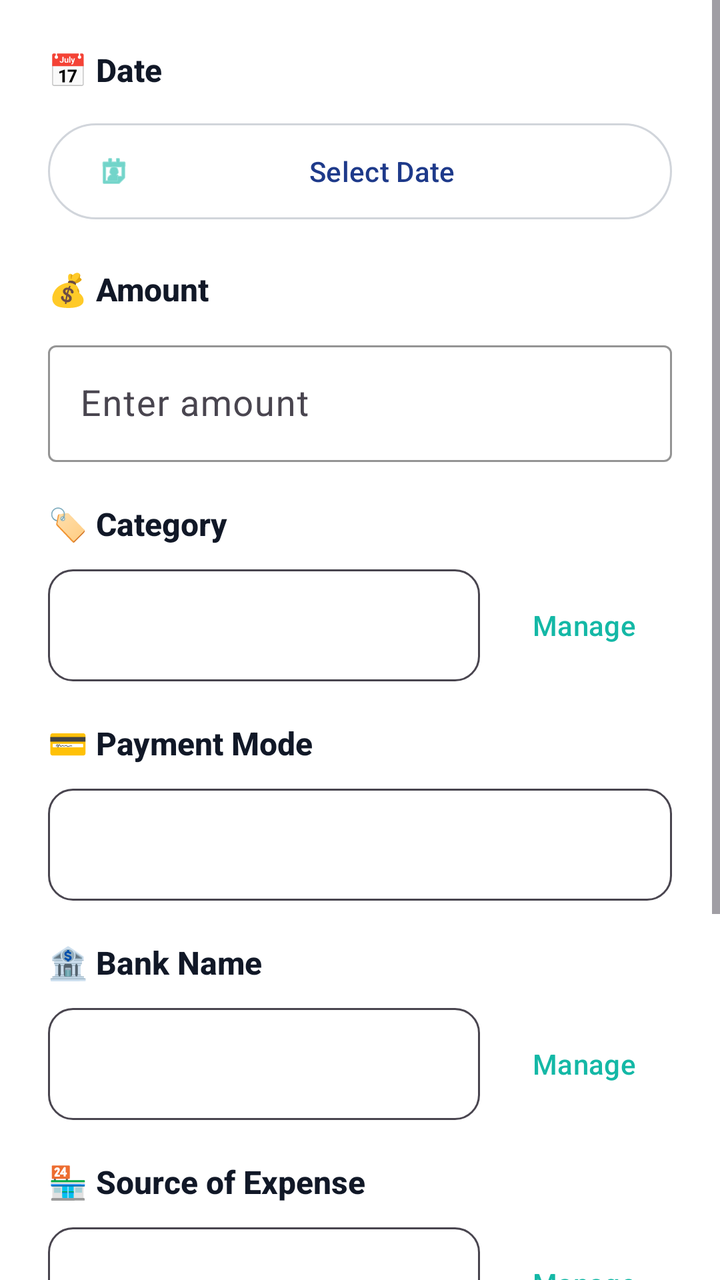
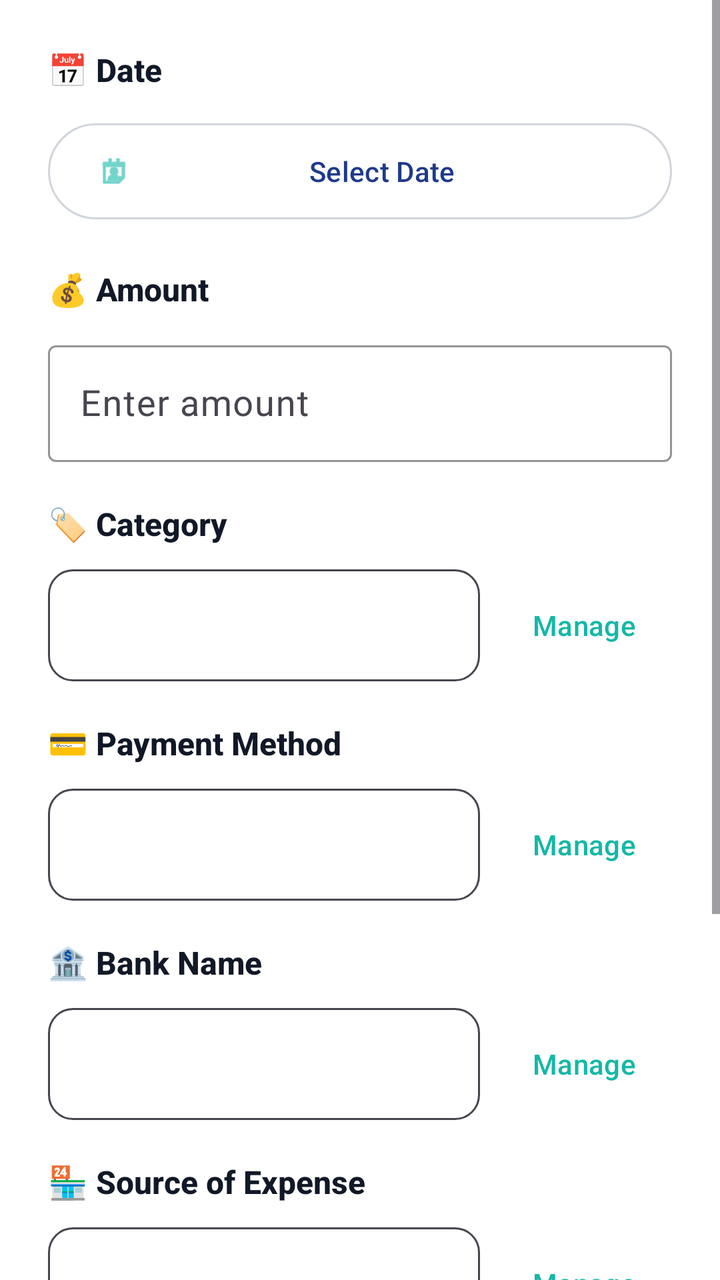

Before-and-after screenshots of an Android layout around one commit, followed by the original layout XML and the change that was made.
<!-- AndroidManifest.xml: application theme Theme.ExpenseTracker.Timeless -->
<!-- res/layout/dialog_add_expense.xml -->
<?xml version="1.0" encoding="utf-8"?>
<ScrollView 
    xmlns:android="http://schemas.android.com/apk/res/android"
    xmlns:app="http://schemas.android.com/apk/res-auto"
    android:layout_width="match_parent"
    android:layout_height="wrap_content"
    android:background="@color/light_background">

    <LinearLayout
        android:layout_width="match_parent"
        android:layout_height="wrap_content"
        android:orientation="vertical"
        android:padding="24dp">

        
        <TextView
            android:layout_width="wrap_content"
            android:layout_height="wrap_content"
            android:text="📅 Date"
            android:textStyle="bold"
            android:textSize="16sp"
            android:textColor="@color/timeless_text_primary"
            android:fontFamily="sans-serif-medium"
            android:layout_marginBottom="12dp" />

        <com.google.android.material.button.MaterialButton
            android:id="@+id/btnSelectDate"
            android:layout_width="match_parent"
            android:layout_height="56dp"
            android:text="Select Date"
            android:textAllCaps="false"
            android:textColor="@color/navy_primary"
            app:icon="@android:drawable/ic_menu_my_calendar"
            app:iconTint="@color/teal_accent"
            app:iconGravity="start"
            style="@style/Widget.Material3.Button.OutlinedButton"
            app:strokeColor="@color/gray_300"
            android:layout_marginBottom="20dp" />

        
        <TextView
            android:layout_width="wrap_content"
            android:layout_height="wrap_content"
            android:text="💰 Amount"
            android:textStyle="bold"
            android:textSize="16sp"
            android:textColor="@color/timeless_text_primary"
            android:fontFamily="sans-serif-medium"
            android:layout_marginBottom="12dp" />

        <com.google.android.material.textfield.TextInputLayout
            android:layout_width="match_parent"
            android:layout_height="wrap_content"
            android:hint="Enter amount"
            style="@style/Widget.Material3.TextInputLayout.OutlinedBox"
            app:prefixText="₹ "
            app:prefixTextColor="@color/teal_accent"
            app:boxStrokeColor="@color/teal_accent"
            app:hintTextColor="@color/gray_600"
            android:layout_marginBottom="20dp">

            <com.google.android.material.textfield.TextInputEditText
                android:id="@+id/etAmount"
                android:layout_width="match_parent"
                android:layout_height="wrap_content"
                android:inputType="numberDecimal"
                android:textSize="18sp"
                android:textColor="@color/timeless_text_primary" />

        </com.google.android.material.textfield.TextInputLayout>

        
        <TextView
            android:layout_width="wrap_content"
            android:layout_height="wrap_content"
            android:text="🏷️ Category"
            android:textStyle="bold"
            android:textSize="16sp"
            android:textColor="@color/timeless_text_primary"
            android:fontFamily="sans-serif-medium"
            android:layout_marginBottom="12dp" />

        <LinearLayout
            android:layout_width="match_parent"
            android:layout_height="wrap_content"
            android:orientation="horizontal"
            android:layout_marginBottom="20dp">

            <Spinner
                android:id="@+id/spinnerCategory"
                android:layout_width="0dp"
                android:layout_height="56dp"
                android:layout_weight="1"
                android:background="@drawable/bg_spinner_outline"
                android:padding="12dp" />

            <com.google.android.material.button.MaterialButton
                android:id="@+id/btnManageCategories"
                android:layout_width="wrap_content"
                android:layout_height="56dp"
                android:text="Manage"
                android:textAllCaps="false"
                android:textColor="@color/teal_accent"
                android:layout_marginStart="8dp"
                style="@style/Widget.Material3.Button.TextButton" />

        </LinearLayout>

        
        <TextView
            android:layout_width="wrap_content"
            android:layout_height="wrap_content"
            android:text="💳 Payment Mode"
            android:textStyle="bold"
            android:textSize="16sp"
            android:textColor="@color/timeless_text_primary"
            android:fontFamily="sans-serif-medium"
            android:layout_marginBottom="12dp" />

        <Spinner
            android:id="@+id/spinnerPaymentMode"
            android:layout_width="match_parent"
            android:layout_height="56dp"
            android:background="@drawable/bg_spinner_outline"
            android:padding="12dp"
            android:layout_marginBottom="20dp" />

        
        <LinearLayout
            android:id="@+id/layoutBankUpi"
            android:layout_width="match_parent"
            android:layout_height="wrap_content"
            android:orientation="vertical"
            android:visibility="visible">

            <TextView
                android:id="@+id/tvBankUpiLabel"
                android:layout_width="wrap_content"
                android:layout_height="wrap_content"
                android:text="🏦 Bank Name"
                android:textStyle="bold"
                android:textSize="16sp"
                android:textColor="@color/timeless_text_primary"
                android:fontFamily="sans-serif-medium"
                android:layout_marginBottom="12dp" />

            <LinearLayout
                android:layout_width="match_parent"
                android:layout_height="wrap_content"
                android:orientation="horizontal"
                android:layout_marginBottom="20dp">

                <Spinner
                    android:id="@+id/spinnerBankUpi"
                    android:layout_width="0dp"
                    android:layout_height="56dp"
                    android:layout_weight="1"
                    android:background="@drawable/bg_spinner_outline"
                    android:padding="12dp" />

                <com.google.android.material.button.MaterialButton
                    android:id="@+id/btnManageBankUpi"
                    android:layout_width="wrap_content"
                    android:layout_height="56dp"
                    android:text="Manage"
                    android:textAllCaps="false"
                    android:textColor="@color/teal_accent"
                    android:layout_marginStart="8dp"
                    style="@style/Widget.Material3.Button.TextButton" />

            </LinearLayout>

        </LinearLayout>

        
        <TextView
            android:layout_width="wrap_content"
            android:layout_height="wrap_content"
            android:text="🏪 Source of Expense"
            android:textStyle="bold"
            android:textSize="16sp"
            android:textColor="@color/timeless_text_primary"
            android:fontFamily="sans-serif-medium"
            android:layout_marginBottom="12dp" />

        <LinearLayout
            android:layout_width="match_parent"
            android:layout_height="wrap_content"
            android:orientation="horizontal"
            android:layout_marginBottom="20dp">

            <Spinner
                android:id="@+id/spinnerExpenseSource"
                android:layout_width="0dp"
                android:layout_height="56dp"
                android:layout_weight="1"
                android:background="@drawable/bg_spinner_outline"
                android:padding="12dp" />

            <com.google.android.material.button.MaterialButton
                android:id="@+id/btnManageExpenseSources"
                android:layout_width="wrap_content"
                android:layout_height="56dp"
                android:text="Manage"
                android:textAllCaps="false"
                android:textColor="@color/teal_accent"
                android:layout_marginStart="8dp"
                style="@style/Widget.Material3.Button.TextButton" />

        </LinearLayout>

        
        <TextView
            android:layout_width="wrap_content"
            android:layout_height="wrap_content"
            android:text="📝 Description (Optional)"
            android:textStyle="bold"
            android:textSize="16sp"
            android:textColor="@color/timeless_text_primary"
            android:fontFamily="sans-serif-medium"
            android:layout_marginBottom="12dp" />

        <com.google.android.material.textfield.TextInputLayout
            android:layout_width="match_parent"
            android:layout_height="wrap_content"
            android:hint="Add notes"
            style="@style/Widget.Material3.TextInputLayout.OutlinedBox"
            app:boxStrokeColor="@color/teal_accent"
            app:hintTextColor="@color/gray_600"
            android:layout_marginBottom="24dp">

            <com.google.android.material.textfield.TextInputEditText
                android:id="@+id/etDescription"
                android:layout_width="match_parent"
                android:layout_height="wrap_content"
                android:inputType="textCapSentences|textMultiLine"
                android:maxLines="3"
                android:textColor="@color/timeless_text_primary" />

        </com.google.android.material.textfield.TextInputLayout>

        
        <LinearLayout
            android:layout_width="match_parent"
            android:layout_height="wrap_content"
            android:orientation="horizontal"
            android:gravity="end"
            android:layout_marginTop="8dp">

            <com.google.android.material.button.MaterialButton
                android:id="@+id/btnCancel"
                android:layout_width="wrap_content"
                android:layout_height="56dp"
                android:text="Cancel"
                android:textAllCaps="false"
                android:textColor="@color/gray_600"
                style="@style/Widget.Material3.Button.TextButton"
                android:layout_marginEnd="12dp" />

            <com.google.android.material.button.MaterialButton
                android:id="@+id/btnSave"
                android:layout_width="wrap_content"
                android:layout_height="56dp"
                android:text="Save Expense"
                android:textAllCaps="false"
                android:backgroundTint="@color/teal_accent"
                android:textColor="@color/white"
                android:paddingStart="32dp"
                android:paddingEnd="32dp"
                app:cornerRadius="12dp" />

        </LinearLayout>

    </LinearLayout>

</ScrollView>
<!-- resources referenced by this layout -->
<resources>
  <color name="gray_300">#D1D5DB</color>
  <color name="gray_600">#4B5563</color>
  <color name="light_background">#FFFFFF</color>
  <color name="navy_primary">#1E3A8A</color>
  <color name="teal_accent">#14B8A6</color>
  <color name="timeless_text_primary">#111827</color>
  <color name="white">#FFFFFFFF</color>
  <!-- drawable bg_spinner_outline (drawable) -->
  <?xml version="1.0" encoding="utf-8"?>
  <shape xmlns:android="http://schemas.android.com/apk/res/android">
      <solid android:color="@android:color/transparent" />
      <corners android:radius="12dp" />
      <stroke android:width="1dp" android:color="?android:attr/textColorSecondary" />
  </shape>
  <style name="Theme.ExpenseTracker.Timeless" parent="Theme.Material3.Light.NoActionBar">
          <item name="colorPrimary">@color/timeless_charcoal</item>
          <item name="colorOnPrimary">@color/timeless_white</item>
          <item name="colorSecondary">@color/timeless_gold</item>
          <item name="colorOnSecondary">@color/timeless_white</item>
          <item name="android:colorBackground">@color/timeless_white</item>
          <item name="colorSurface">@color/timeless_white</item>
          <item name="colorOnSurface">@color/timeless_text_primary</item>
          
          
          <item name="android:statusBarColor">@color/timeless_white</item>
          <item name="android:windowLightStatusBar">true</item>
          
          
          <item name="android:navigationBarColor">@color/timeless_white</item>
          <item name="android:windowLightNavigationBar">true</item>
      </style>
  <color name="timeless_charcoal">#111827</color>
  <color name="timeless_white">#FFFFFF</color>
  <color name="timeless_gold">#14B8A6</color>
</resources>

<!-- the commit's change to res/layout/dialog_add_expense.xml (unified diff, before → after) -->
@@ -110,20 +110,38 @@
         <TextView
             android:layout_width="wrap_content"
             android:layout_height="wrap_content"
-            android:text="💳 Payment Mode"
-            android:textStyle="bold"
-            android:textSize="16sp"
-            android:textColor="@color/timeless_text_primary"
-            android:fontFamily="sans-serif-medium"
-            android:layout_marginBottom="12dp" />
-
-        <Spinner
-            android:id="@+id/spinnerPaymentMode"
-            android:layout_width="match_parent"
-            android:layout_height="56dp"
-            android:background="@drawable/bg_spinner_outline"
-            android:padding="12dp"
-            android:layout_marginBottom="20dp" />
+            android:text="💳 Payment Method"
+            android:textStyle="bold"
+            android:textSize="16sp"
+            android:textColor="@color/timeless_text_primary"
+            android:fontFamily="sans-serif-medium"
+            android:layout_marginBottom="12dp" />
+
+        <LinearLayout
+            android:layout_width="match_parent"
+            android:layout_height="wrap_content"
+            android:orientation="horizontal"
+            android:layout_marginBottom="20dp">
+
+            <Spinner
+                android:id="@+id/spinnerPaymentMode"
+                android:layout_width="0dp"
+                android:layout_height="56dp"
+                android:layout_weight="1"
+                android:background="@drawable/bg_spinner_outline"
+                android:padding="12dp" />
+
+            <com.google.android.material.button.MaterialButton
+                android:id="@+id/btnManagePaymentMethods"
+                android:layout_width="wrap_content"
+                android:layout_height="56dp"
+                android:text="Manage"
+                android:textAllCaps="false"
+                android:textColor="@color/teal_accent"
+                android:layout_marginStart="8dp"
+                style="@style/Widget.Material3.Button.TextButton" />
+
+        </LinearLayout>
 
         
         <LinearLayout
